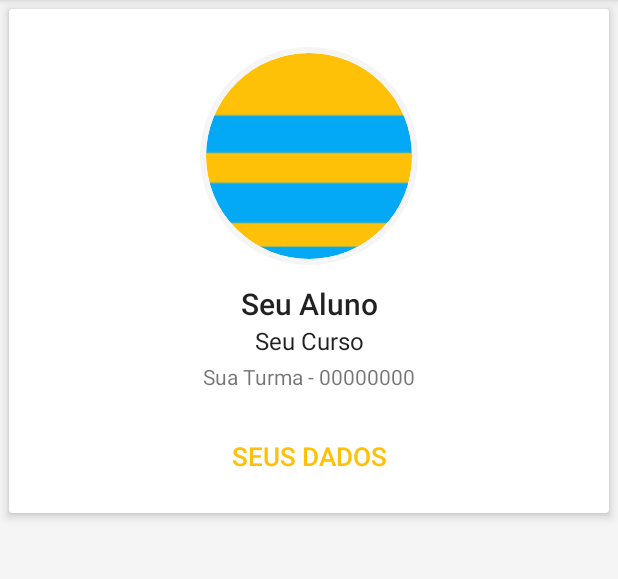
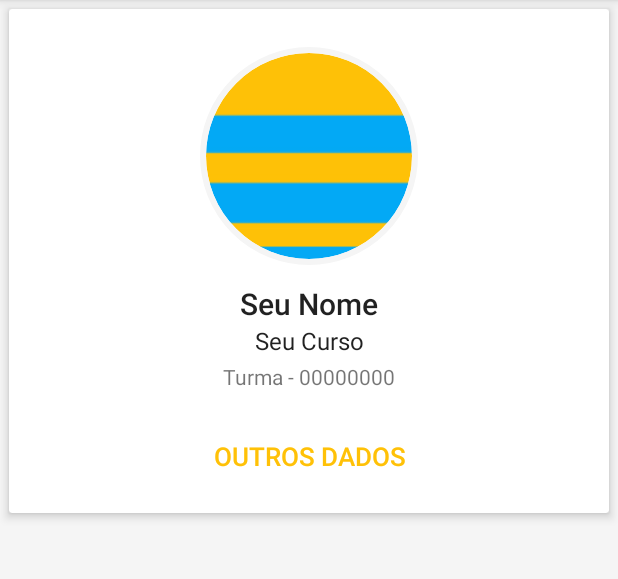
Before and after one commit to thalessd/AllOn, an Android app: the PanelActivity screen opened directly, with no data from a screen before it, on a phone screen of 412 x 824 dp, the part 84-663 px from its top. Run offline under Robolectric (Android 15) with nearby library versions, the phone set to English and light mode, and no system bars; our stand-ins replace CircleImageView.

Commit message:
Criando requisição da tela inicial

```diff
--- a/app/src/main/java/com/devdes/allon/controllers/PanelActivity.java
+++ b/app/src/main/java/com/devdes/allon/controllers/PanelActivity.java
@@ -1,5 +1,6 @@
 package com.devdes.allon.controllers;
 
+import android.content.Intent;
 import android.os.Bundle;
 import android.support.design.widget.FloatingActionButton;
 import android.support.design.widget.Snackbar;
@@ -14,9 +15,12 @@ import android.view.Menu;
 import android.view.MenuItem;
 
 import com.devdes.allon.R;
+import com.devdes.allon.models.ObjetosApi;
 
 public class PanelActivity extends AppCompatActivity
         implements NavigationView.OnNavigationItemSelectedListener {
+
+    public static ObjetosApi.RespostaLogin loginDados;
 
     @Override
     protected void onCreate(Bundle savedInstanceState) {
@@ -42,6 +46,8 @@ public class PanelActivity extends AppCompatActivity
         toggle.syncState();
 
         NavigationView navigationView = (NavigationView) findViewById(R.id.nav_view);
+
+        navigationView.setCheckedItem(R.id.nav_inicio);
 
         navigationView.setNavigationItemSelectedListener(this);
     }
--- a/app/src/main/res/layout/activity_inicial.xml
+++ b/app/src/main/res/layout/activity_inicial.xml
@@ -5,10 +5,7 @@
     android:layout_width="match_parent"
     android:layout_height="match_parent"
     android:background="@color/background"
-    android:orientation="vertical"
-    app:layout_behavior="@string/appbar_scrolling_view_behavior"
-    tools:context=".controllers.InicialActivity"
-    tools:showIn="@layout/app_bar_panel">
+    android:orientation="vertical">
 
     <android.support.v7.widget.CardView
         style="@style/CardPadrao"
@@ -53,7 +50,7 @@
                 style="@style/Base.TextAppearance.AppCompat.Title"
                 android:layout_width="match_parent"
                 android:layout_height="wrap_content"
-                android:text="Seu Aluno"
+                android:text="Seu Nome"
                 android:textAlignment="center" />
 
             <TextView
@@ -71,17 +68,17 @@
                 android:layout_width="match_parent"
                 android:layout_height="wrap_content"
                 android:layout_marginBottom="5dp"
-                android:text="Sua Turma - 00000000"
+                android:text="Turma - 00000000"
                 android:textAlignment="center" />
 
 
             <Button
-                android:id="@+id/button"
+                android:id="@+id/btnOutrosDados"
                 style="@style/Widget.AppCompat.Button.Borderless.Colored"
                 android:layout_width="match_parent"
                 android:layout_height="60dp"
                 android:layout_margin="8dp"
-                android:text="Seus dados"
+                android:text="Outros Dados"
                 android:textSize="17sp" />
 
         </LinearLayout>
--- /dev/null
+++ b/app/src/main/res/layout/app_bar_content.xml
@@ -0,0 +1,13 @@
+<?xml version="1.0" encoding="utf-8"?>
+<android.support.design.widget.CoordinatorLayout xmlns:android="http://schemas.android.com/apk/res/android"
+    xmlns:tools="http://schemas.android.com/tools"
+    xmlns:app="http://schemas.android.com/apk/res-auto"
+    android:layout_width="match_parent"
+    android:layout_height="match_parent"
+    app:layout_behavior="@string/appbar_scrolling_view_behavior"
+    tools:context=".controllers.PanelActivity"
+    tools:showIn="@layout/app_bar_panel">
+
+<include layout="@layout/activity_inicial"/>
+
+</android.support.design.widget.CoordinatorLayout>
--- a/app/src/main/res/layout/app_bar_panel.xml
+++ b/app/src/main/res/layout/app_bar_panel.xml
@@ -18,6 +18,6 @@
 
     </android.support.design.widget.AppBarLayout>
 
-    <include layout="@layout/activity_inicial" />
+    <include layout="@layout/app_bar_content" />
 
 </android.support.design.widget.CoordinatorLayout>
```
Also changed, not shown: app/src/main/java/com/devdes/allon/controllers/InicialActivity.java (+39 -2 lines), app/src/main/java/com/devdes/allon/controllers/LoginActivity.java (+8 -2 lines), app/src/main/java/com/devdes/allon/models/AlunoOnlineApi.java (+31 -1 lines).
